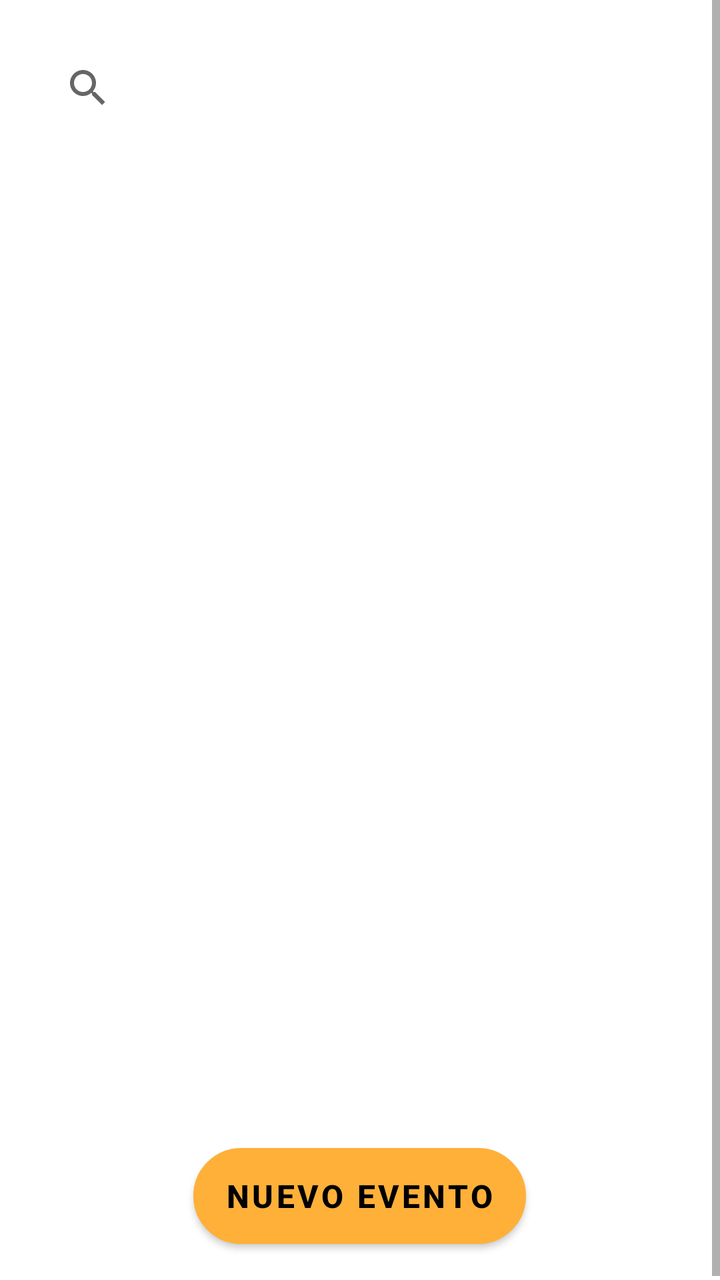
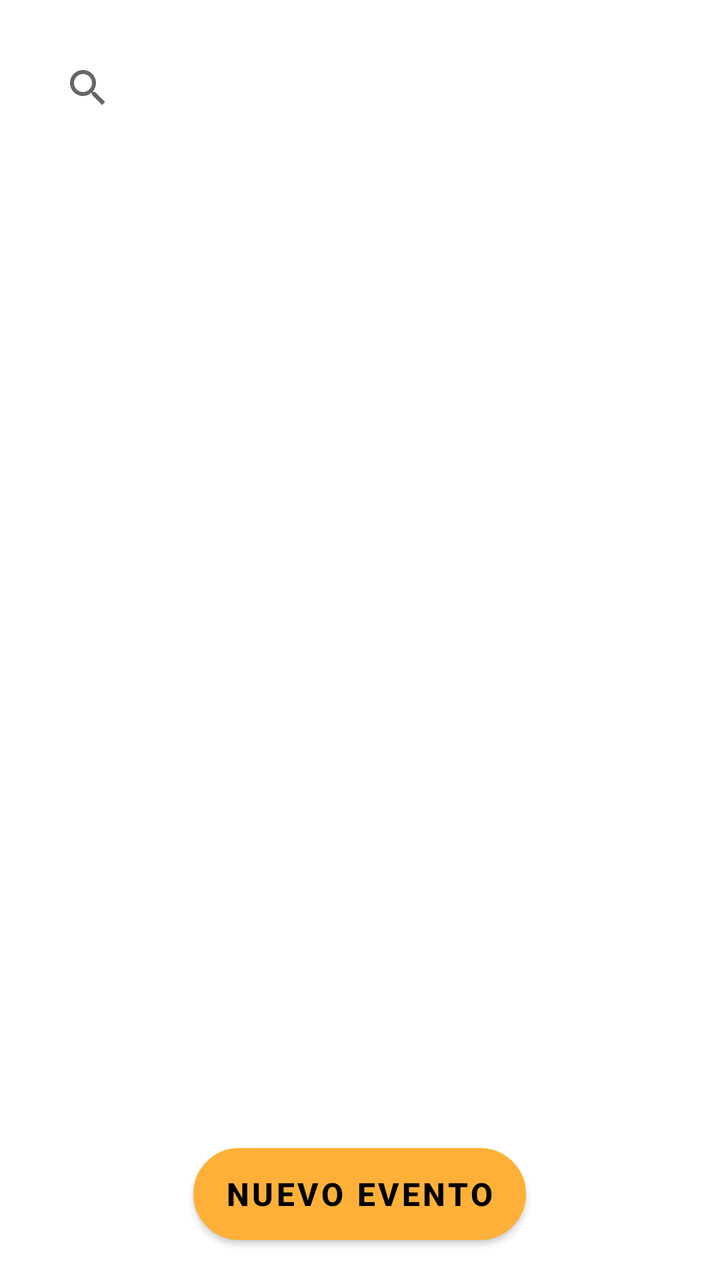

The first picture is an Android layout as it rendered before a commit; the second is the same layout after the commit. The layout source and the unified diff follow.
<!-- AndroidManifest.xml: application theme Theme.Eventos -->
<!-- res/layout/fragment_lista_eventos.xml -->
<?xml version="1.0" encoding="utf-8"?>
<FrameLayout xmlns:android="http://schemas.android.com/apk/res/android"
    xmlns:tools="http://schemas.android.com/tools"
    android:layout_width="match_parent"
    android:layout_height="match_parent"
    android:orientation="vertical"
    tools:context="com.example.eventos.evento.ListaEventos">

    <ScrollView
        android:layout_width="match_parent"
        android:layout_height="match_parent">

        <LinearLayout
            android:layout_width="match_parent"
            android:layout_height="wrap_content"
            android:orientation="vertical">

            <SearchView
                android:id="@+id/searchView_filtro_eventos"
                android:layout_width="match_parent"
                android:layout_height="match_parent"
                android:background="@color/whitetrasparente"
                android:layout_margin="20dp">

            </SearchView>

            <androidx.recyclerview.widget.RecyclerView
                android:id="@+id/recyclerView_eventos"
                android:layout_width="match_parent"
                android:layout_height="486dp">

            </androidx.recyclerview.widget.RecyclerView>
            <Button
                android:id="@+id/button_nuevoEvento"
                android:layout_width="wrap_content"
                android:layout_height="wrap_content"

                android:layout_gravity="center"
                android:layout_marginBottom="20dp"
                android:background="@drawable/boton"
                android:gravity="center"
                android:text="@string/NuevoEvento"
                android:textColor="@color/black"
                android:theme="@style/Botones" />
        </LinearLayout>

    </ScrollView>



</FrameLayout>
<!-- resources referenced by this layout -->
<resources>
  <color name="black">#FF000000</color>
  <color name="whitetrasparente">#C4FFFFFF</color>
  <!-- drawable boton (drawable) -->
  <?xml version="1.0" encoding="utf-8"?>
  <selector xmlns:android="http://schemas.android.com/apk/res/android" >
      <item >
          <shape android:shape="rectangle"  >
              <corners android:radius="100dip" />
              <stroke android:width="10dip" android:color="@color/black" />
              <solid android:color="@color/amarillo" />
          </shape>
      </item>
  </selector>
  <string name="NuevoEvento">Nuevo Evento</string>
  <style name="Botones" parent="Theme.AppCompat.Light.NoActionBar">
      <item name="android:background">@drawable/boton</item>
          <item name="android:textStyle">bold</item>
          <item name="android:textSize">16sp</item>
          <item name="android:layout_margin">5sp</item>
          <item name="colorPrimaryVariant">@color/amarillo</item>
          <item name="colorPrimary">@color/amarillo</item>
      </style>
  <style name="Theme.Eventos" parent="Theme.MaterialComponents.DayNight.DarkActionBar">
          
          <item name="colorPrimary">@color/amarilloFondo</item>
          <item name="colorPrimaryVariant">@color/amarillo</item>
          <item name="colorOnPrimary">@color/white</item>
          
          <item name="colorSecondary">@color/teal_200</item>
          <item name="colorSecondaryVariant">@color/teal_700</item>
          <item name="colorOnSecondary">@color/black</item>
          
  
          <item name="android:statusBarColor" tools:targetApi="l">?attr/colorPrimaryVariant</item>
  
          
          
          <item name="windowActionBar">false</item>
          <item name="windowNoTitle">true</item>
      </style>
  <color name="amarillo">#FFB039</color>
  <color name="amarilloFondo">#DF885A28</color>
  <color name="white">#FFFFFFFF</color>
  <color name="teal_200">#DF885A28</color>
  <color name="teal_700">#DF885A28</color>
</resources>

<!-- the commit's change to res/layout/fragment_lista_eventos.xml (unified diff, before → after) -->
@@ -6,9 +6,7 @@
     android:orientation="vertical"
     tools:context="com.example.eventos.evento.ListaEventos">
 
-    <ScrollView
-        android:layout_width="match_parent"
-        android:layout_height="match_parent">
+
 
         <LinearLayout
             android:layout_width="match_parent"
@@ -34,18 +32,15 @@
                 android:id="@+id/button_nuevoEvento"
                 android:layout_width="wrap_content"
                 android:layout_height="wrap_content"
-
+                android:text="@string/NuevoEvento"
+                android:gravity="center"
+                android:layout_marginBottom="20dp"
                 android:layout_gravity="center"
-                android:layout_marginBottom="20dp"
                 android:background="@drawable/boton"
-                android:gravity="center"
-                android:text="@string/NuevoEvento"
                 android:textColor="@color/black"
                 android:theme="@style/Botones" />
         </LinearLayout>
 
-    </ScrollView>
-
 
 
 </FrameLayout>
